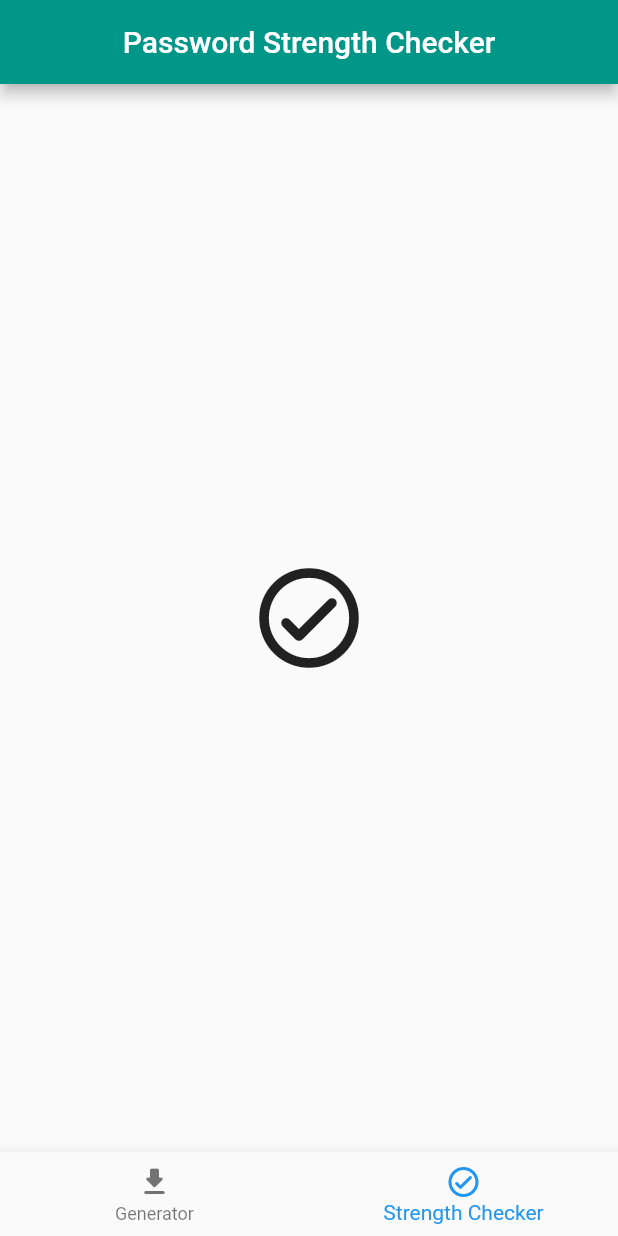
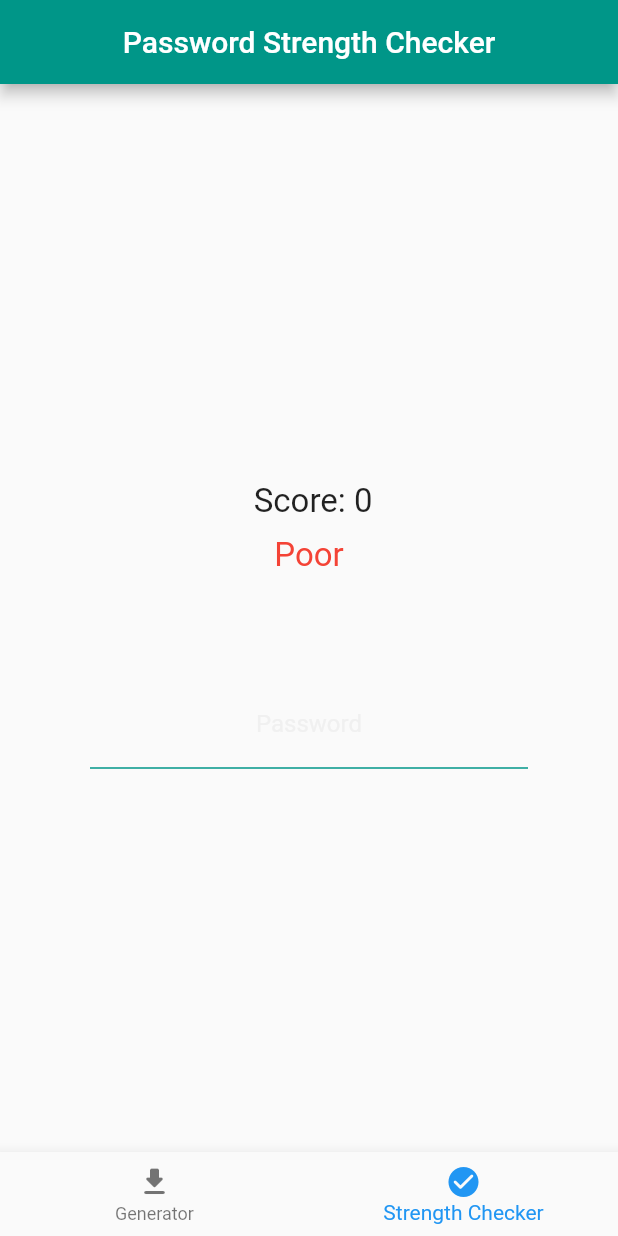
Before and after one commit to aaronjc15128/password_generator, a Flutter app: the screen it shows after launch, item 2 of the bottom bar chosen, on a phone screen of 412 x 824 dp. Run offline on Flutter 3.47's test engine with Material 2 defaults, Android fonts, the phone set to English and light mode, and no system bars.

Commit message:
Added strength checker

```diff
--- a/lib/main.dart
+++ b/lib/main.dart
@@ -75,6 +75,73 @@ class _AppState extends State<App> {
   bool symbolsSwitchValue = true;
 
 
+  String passwordInput = "Password";
+  double passwordScore = 0;
+  String roundedScore = "0";
+  String rankScore = "Poor";
+  MaterialColor colorScore = Colors.red;
+
+  void checkPassword(String userpassword) {
+    /*
+      Password score is calculated out of 3.0
+      You gain +0.1 score for every character
+      You gain +0.3 score if there is at least 1 capital
+      You gain +0.4 score if there is at least 1 number
+      You gain +0.5 score if there is at least 1 symbol
+
+      The score is then multiplied by 33.33 and rounded
+    */
+
+    passwordScore = 0;
+
+    passwordScore += (userpassword.length) / 10;    // Length
+
+    for (var i = 0; i < userpassword.length; i++) { // Capital?
+      String char = userpassword[i];
+      if (uppercase.contains(char)) {
+        passwordScore += 0.3;
+        break;
+      }
+    }
+    for (var i = 0; i < userpassword.length; i++) { // Number?
+      String char = userpassword[i];
+      if (numbers.contains(char)) {
+        passwordScore += 0.4;
+        break;
+      }
+    }
+    for (var i = 0; i < userpassword.length; i++) { // Symbol?
+      String char = userpassword[i];
+      if (symbols.contains(char)) {
+        passwordScore += 0.5;
+        break;
+      }
+    }
+
+    if (passwordScore >= 3) {
+      rankScore = "Strong";
+      colorScore = Colors.teal;
+    }
+    else if (passwordScore >= 2) {
+      rankScore = "Good";
+      colorScore = Colors.green;
+    }
+    else if (passwordScore >= 1) {
+      rankScore = "Fair";
+      colorScore = Colors.orange;
+    }
+    else if (passwordScore >= 0) {
+      rankScore = "Poor";
+      colorScore = Colors.red;
+    }
+
+    setState(() {
+      if (passwordScore*33.33 > 100) {passwordScore = 3;}
+      roundedScore = (passwordScore*33.33).toStringAsFixed(0);
+    });
+  }
+
+
   List<Widget> pages() => <Widget>[
     /* Generator        */ Column(
       mainAxisAlignment: MainAxisAlignment.center,
@@ -111,7 +178,6 @@ class _AppState extends State<App> {
         /* Slider  */ Row(
           mainAxisAlignment: MainAxisAlignment.center,
           children: <Widget>[
-            const Icon(Icons.arrow_forward, size: 36,),
             const Text(" Length", style: TextStyle(fontSize: 18)),
             Slider(
               value: lengthSliderValue,
@@ -133,7 +199,6 @@ class _AppState extends State<App> {
         /* Toggle  */ Row(
           mainAxisAlignment: MainAxisAlignment.center,
           children: <Widget>[
-            const Icon(Icons.abc, size: 42),
             const Text(" Capitals", style: TextStyle(fontSize: 18)),
             Switch(
               value: capitalsSwitchValue,
@@ -150,7 +215,6 @@ class _AppState extends State<App> {
         /* Toggle  */ Row(
           mainAxisAlignment: MainAxisAlignment.center,
           children: <Widget>[
-            const Icon(Icons.numbers, size: 36),
             const Text(" Numbers", style: TextStyle(fontSize: 18)),
             Switch(
               value: numbersSwitchValue,
@@ -167,7 +231,6 @@ class _AppState extends State<App> {
         /* Toggle  */ Row(
           mainAxisAlignment: MainAxisAlignment.center,
           children: <Widget>[
-            const Icon(Icons.emoji_symbols, size: 32),
             const Text(" Symbols", style: TextStyle(fontSize: 18)),
             Switch(
               value: symbolsSwitchValue,
@@ -206,8 +269,42 @@ class _AppState extends State<App> {
       mainAxisAlignment: MainAxisAlignment.center,
       crossAxisAlignment: CrossAxisAlignment.stretch,
 
-      children: const <Widget>[
-        Icon(Icons.check_circle_outline_rounded, size: 80)
+      children: <Widget>[
+        /* Score */ Column(
+          mainAxisAlignment: MainAxisAlignment.center,
+
+          children: <Widget>[
+            Container(
+              margin: const EdgeInsets.fromLTRB(60, 10, 60, 0),
+              child: Text(" Score: $roundedScore", style: const TextStyle(fontSize: 22))
+            ),
+            Container(
+              margin: const EdgeInsets.fromLTRB(60, 10, 60, 20),
+              child: Text(rankScore, style: TextStyle(color: colorScore, fontSize: 22))
+            ),
+          ],
+        ),
+        /* Input */ Container(
+          margin: const EdgeInsets.fromLTRB(60, 50, 60, 0),
+
+          child: TextField(
+            autocorrect: false,
+            textAlign: TextAlign.center,
+            cursorColor: Colors.white,
+
+            decoration: const InputDecoration(
+              label: Center(child: Text("Password")),
+              labelStyle: TextStyle(color: Color.fromARGB(255, 240, 240, 240)),
+              enabledBorder: UnderlineInputBorder(borderSide: BorderSide(color: Colors.teal)),
+              focusedBorder: UnderlineInputBorder(borderSide: BorderSide(color: Colors.tealAccent)),
+            ),
+
+            onChanged: (text) {
+              passwordInput = text;
+              checkPassword(passwordInput);
+            },
+          )
+        ),
       ],
     )
   ];
@@ -231,10 +328,12 @@ class _AppState extends State<App> {
           items: const <BottomNavigationBarItem>[
             BottomNavigationBarItem(
               icon: Icon(Icons.get_app_rounded),
+              activeIcon: Icon(Icons.get_app_rounded),
               label: "Generator",
             ),
             BottomNavigationBarItem(
               icon: Icon(Icons.check_circle_outline_rounded),
+              activeIcon: Icon(Icons.check_circle_rounded),
               label: "Strength Checker",
             ),
           ],
```
